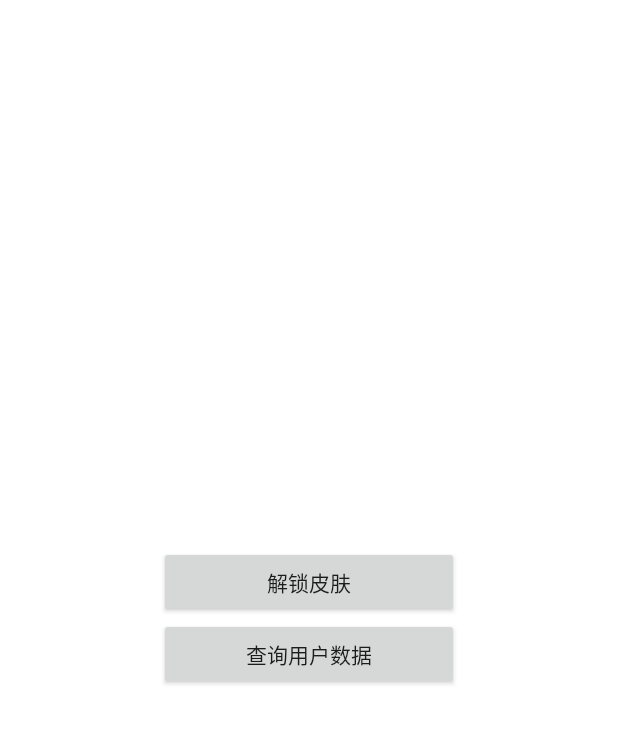
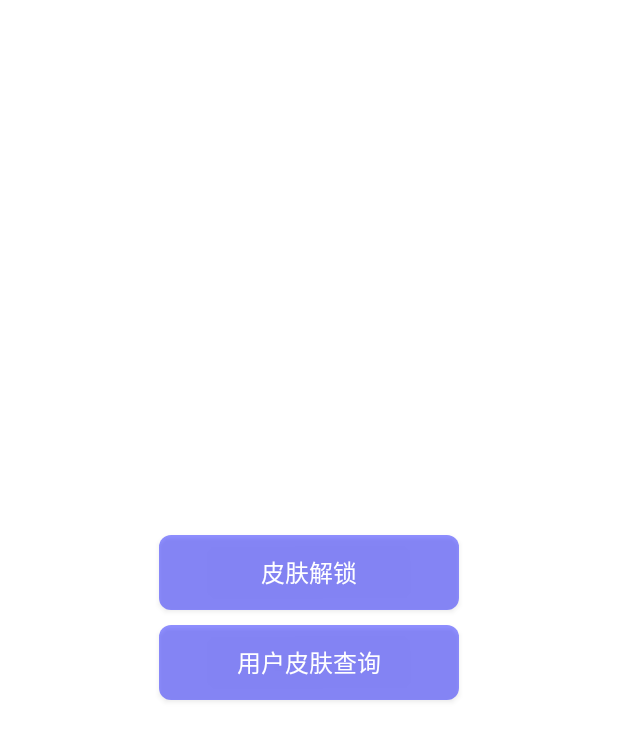
Before and after one commit to oangecheng/tools, an Android app: the DstHomeActivity screen opened directly, with no data from a screen before it, on a phone screen of 412 x 824 dp. Shown: the top 740 px of the screen. Run offline under Robolectric (Android 15) with nearby library versions, the phone set to English and light mode, and no system bars; our stand-ins replace RxJava.

Commit message:
ui样式优化

```diff
--- a/dstclient/src/main/java/com/orange/zax/dstclient/pages/DstHomeActivity.kt
+++ b/dstclient/src/main/java/com/orange/zax/dstclient/pages/DstHomeActivity.kt
@@ -20,14 +20,14 @@ class DstHomeActivity : DstActivity() {
   }
 
   override fun onBind() {
-    findViewById<View>(R.id.go_buy_skin)
+    findViewById<View>(R.id.dst_skin_unlock)
       .onClickFilter {
         jump(BuySkinActivity::class.java)
       }
 
 
     val isMaster = TextUtils.equals("orange", AdminAccount.name())
-    findViewById<View>(R.id.go_register_skin)
+    findViewById<View>(R.id.dst_skin_manage)
       .also {
         it.visibility = if (isMaster) View.VISIBLE else View.GONE
       }
@@ -39,7 +39,7 @@ class DstHomeActivity : DstActivity() {
         }
       }
 
-    findViewById<View>(R.id.go_query_skin)
+    findViewById<View>(R.id.dst_skin_user)
       .onClickFilter {
         jump(UserActivity::class.java)
       }
--- /dev/null
+++ b/dstclient/src/main/res/drawable/dst_btn_bg_blue.xml
@@ -0,0 +1,6 @@
+<?xml version="1.0" encoding="utf-8"?>
+<shape
+  xmlns:android="http://schemas.android.com/apk/res/android">
+  <solid android:color="#700000ff"/>
+  <corners android:radius="8dp"/>
+</shape>
--- /dev/null
+++ b/dstclient/src/main/res/drawable/dst_btn_bg_red.xml
@@ -0,0 +1,6 @@
+<?xml version="1.0" encoding="utf-8"?>
+<shape
+  xmlns:android="http://schemas.android.com/apk/res/android">
+  <solid android:color="#ff6000"/>
+  <corners android:radius="8dp"/>
+</shape>
--- /dev/null
+++ b/dstclient/src/main/res/drawable/dst_edit_bg.xml
@@ -0,0 +1,6 @@
+<?xml version="1.0" encoding="utf-8"?>
+<shape
+  xmlns:android="http://schemas.android.com/apk/res/android">
+  <corners android:radius="8dp"/>
+  <solid android:color="#10000000"/>
+</shape>
--- a/dstclient/src/main/res/layout/dst_home_layout.xml
+++ b/dstclient/src/main/res/layout/dst_home_layout.xml
@@ -1,5 +1,6 @@
 <?xml version="1.0" encoding="utf-8"?>
 <LinearLayout xmlns:android="http://schemas.android.com/apk/res/android"
+  xmlns:tools="http://schemas.android.com/tools"
   android:layout_width="match_parent"
   android:layout_height="match_parent"
   android:background="@color/white"
@@ -7,24 +8,24 @@
   android:orientation="vertical">
 
   <Button
-    android:id="@+id/go_buy_skin"
+    android:id="@+id/dst_skin_unlock"
+    style="@style/DstBtnStyle"
     android:layout_width="200dp"
-    android:layout_height="wrap_content"
-    android:paddingVertical="5dp"
-    android:text="解锁皮肤" />
+    android:text="@string/dst_skin_unlock" />
 
   <Button
-    android:id="@+id/go_register_skin"
+    android:id="@+id/dst_skin_manage"
+    style="@style/DstBtnStyle"
     android:layout_width="200dp"
-    android:layout_height="wrap_content"
-    android:paddingVertical="5dp"
-    android:text="皮肤管理"
-    android:visibility="gone" />
+    android:layout_marginTop="10dp"
+    android:text="@string/dst_skin_manage"
+    android:visibility="gone"
+    tools:visibility="visible" />
 
   <Button
-    android:id="@+id/go_query_skin"
+    android:id="@+id/dst_skin_user"
+    style="@style/DstBtnStyle"
     android:layout_width="200dp"
-    android:layout_height="wrap_content"
-    android:paddingVertical="5dp"
-    android:text="查询用户数据" />
+    android:layout_marginTop="10dp"
+    android:text="@string/dst_skin_user" />
 </LinearLayout>
--- a/dstclient/src/main/res/values/styles.xml
+++ b/dstclient/src/main/res/values/styles.xml
@@ -4,7 +4,7 @@
   <style name="DstEditText">
     <item name="android:layout_height">50dp</item>
     <item name="android:gravity">center</item>
-    <item name="android:background">#10000000</item>
+    <item name="android:background">@drawable/dst_edit_bg</item>
     <item name="android:textColorHint">#330000ff</item>
     <item name="android:textColor">@color/black</item>
   </style>
@@ -12,7 +12,7 @@
   <style name="DstBtnStyle">
     <item name="android:layout_height">50dp</item>
     <item name="android:textColor">@color/white</item>
-    <item name="android:background">#700000ff</item>
+    <item name="android:background">@drawable/dst_btn_bg_blue</item>
     <item name="android:textSize">16dp</item>
   </style>
 
```
Also changed, not shown: dstclient/src/main/res/layout/dst_login_layout.xml (+9 -10 lines), dstclient/src/main/res/layout/dst_skin_buy_layout.xml (+28 -21 lines), dstclient/src/main/res/layout/dst_user_layout.xml (+11 -13 lines), dstclient/src/main/res/values/strings.xml (+22 -1 lines).
